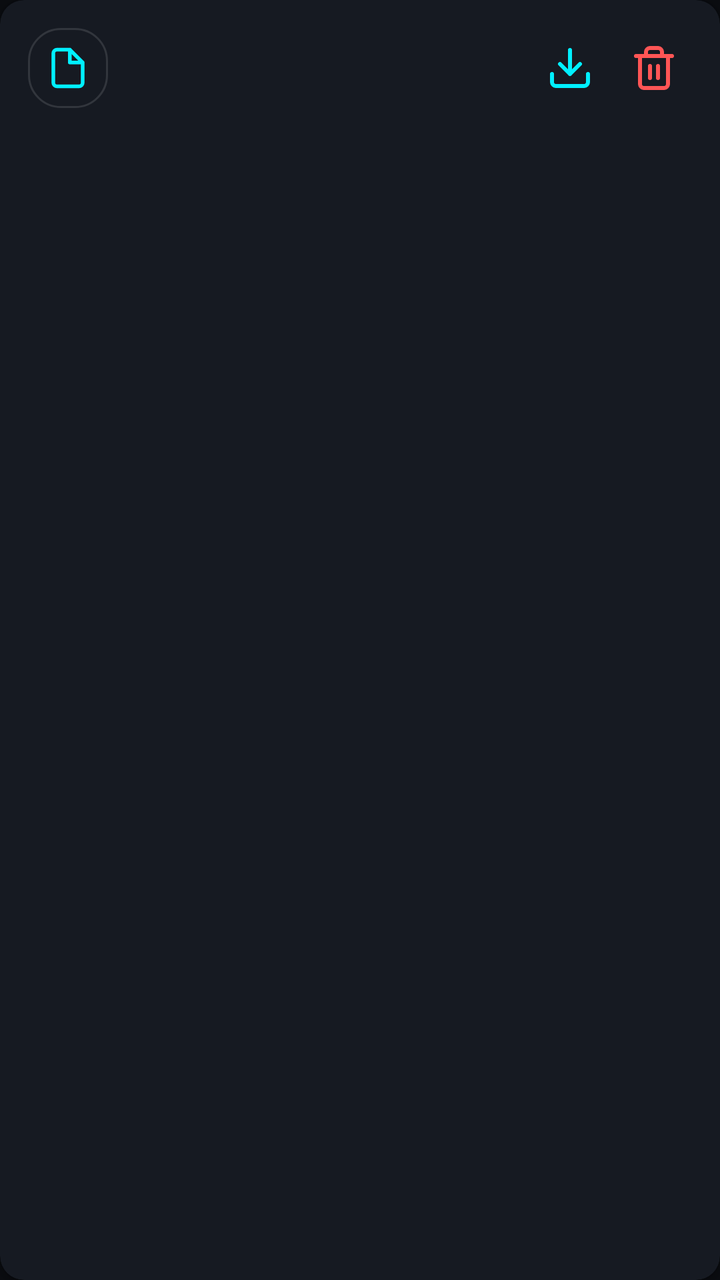
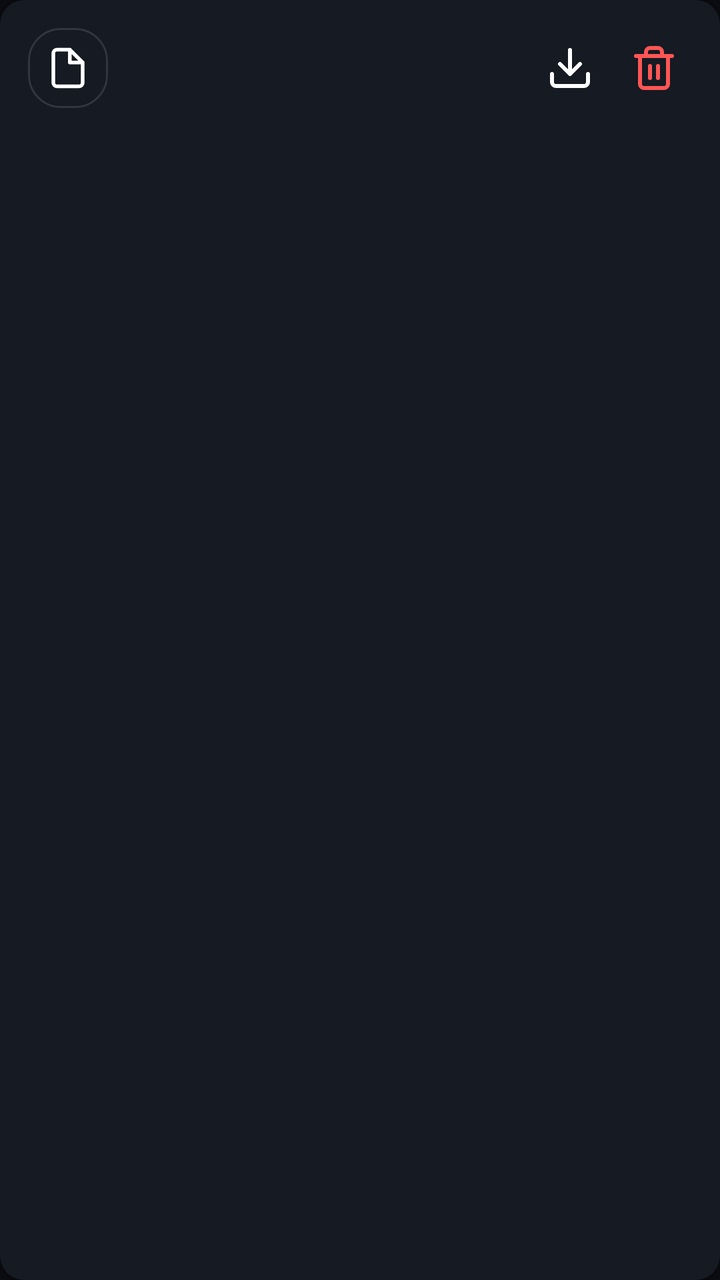

Before-and-after screenshots of an Android layout around one commit, followed by the original layout XML and the change that was made.
<!-- AndroidManifest.xml: application theme Theme.GhostFileShuttler -->
<!-- res/layout/item_vault_file.xml -->
<?xml version="1.0" encoding="utf-8"?>
<androidx.cardview.widget.CardView xmlns:android="http://schemas.android.com/apk/res/android"
    xmlns:app="http://schemas.android.com/apk/res-auto"
    android:layout_width="match_parent"
    android:layout_height="wrap_content"
    android:layout_marginBottom="12dp"
    app:cardBackgroundColor="@color/ghost_surface"
    app:cardCornerRadius="12dp"
    app:cardElevation="2dp">

    <LinearLayout
        android:layout_width="match_parent"
        android:layout_height="wrap_content"
        android:gravity="center_vertical"
        android:orientation="horizontal"
        android:padding="14dp">

        
        <FrameLayout
            android:layout_width="40dp"
            android:layout_height="40dp"
            android:background="@drawable/bg_pill_tab_bar">

            <ImageView
                android:id="@+id/imgFileIcon"
                android:layout_width="22dp"
                android:layout_height="22dp"
                android:layout_gravity="center"
                android:contentDescription="File"
                android:src="@drawable/ic_file"
                app:tint="@color/ghost_accent" />
        </FrameLayout>

        
        <LinearLayout
            android:layout_width="0dp"
            android:layout_height="wrap_content"
            android:layout_marginHorizontal="12dp"
            android:layout_weight="1"
            android:orientation="vertical">

            <TextView
                android:id="@+id/tvFileName"
                android:layout_width="match_parent"
                android:layout_height="wrap_content"
                android:ellipsize="middle"
                android:singleLine="true"
                android:textColor="@color/ghost_text_primary"
                android:textSize="14sp"
                android:textStyle="bold" />

            <TextView
                android:id="@+id/tvFileMeta"
                android:layout_width="wrap_content"
                android:layout_height="wrap_content"
                android:layout_marginTop="3dp"
                android:textColor="@color/ghost_text_secondary"
                android:textSize="11sp" />
        </LinearLayout>

        
        <ImageButton
            android:id="@+id/btnDownload"
            android:layout_width="38dp"
            android:layout_height="38dp"
            android:background="?attr/selectableItemBackgroundBorderless"
            android:contentDescription="Download"
            android:src="@drawable/ic_download"
            app:tint="@color/ghost_accent" />

        
        <ImageButton
            android:id="@+id/btnDelete"
            android:layout_width="38dp"
            android:layout_height="38dp"
            android:layout_marginStart="4dp"
            android:background="?attr/selectableItemBackgroundBorderless"
            android:contentDescription="Delete"
            android:src="@drawable/ic_trash"
            app:tint="@color/ghost_danger" />

    </LinearLayout>
</androidx.cardview.widget.CardView>
<!-- resources referenced by this layout -->
<resources>
  <color name="ghost_accent">#00F0FF</color>
  <color name="ghost_danger">#FF5555</color>
  <color name="ghost_surface">#161A22</color>
  <color name="ghost_text_primary">#FFFFFF</color>
  <color name="ghost_text_secondary">#94A3B8</color>
  <!-- drawable bg_pill_tab_bar (drawable) -->
  <?xml version="1.0" encoding="utf-8"?>
  <shape xmlns:android="http://schemas.android.com/apk/res/android"
      android:shape="rectangle">
      <solid android:color="@color/ghost_surface" />
      <corners android:radius="16dp" />
      <stroke
          android:width="1dp"
          android:color="@color/ghost_border" />
  </shape>
  <!-- drawable ic_download (drawable) -->
  <vector xmlns:android="http://schemas.android.com/apk/res/android"
      android:width="24dp"
      android:height="24dp"
      android:viewportWidth="24"
      android:viewportHeight="24">
    <path
        android:pathData="M21,15v4a2,2 0,0 1,-2 2H5a2,2 0,0 1,-2 -2v-4M7,10l5,5 5,-5M12,15V3"
        android:strokeWidth="2"
        android:strokeColor="#FFFFFFFF"
        android:strokeLineCap="round"
        android:strokeLineJoin="round"/>
  </vector>
  <!-- drawable ic_file (drawable) -->
  <vector xmlns:android="http://schemas.android.com/apk/res/android"
      android:width="24dp"
      android:height="24dp"
      android:viewportWidth="24"
      android:viewportHeight="24">
    <path
        android:pathData="M13,2H6a2,2 0,0 0,-2 2v16a2,2 0,0 0,2 2h12a2,2 0,0 0,2 -2V9zM13,2v7h7"
        android:strokeWidth="2"
        android:strokeColor="#FFFFFFFF"
        android:strokeLineCap="round"
        android:strokeLineJoin="round"/>
  </vector>
  <!-- drawable ic_trash (drawable) -->
  <vector xmlns:android="http://schemas.android.com/apk/res/android"
      android:width="24dp"
      android:height="24dp"
      android:viewportWidth="24"
      android:viewportHeight="24">
    <path
        android:pathData="M3,6h18M19,6v14a2,2 0,0 1,-2 2H7a2,2 0,0 1,-2 -2V6m3,0V4a2,2 0,0 1,2 -2h4a2,2 0,0 1,2 2v2M10,11v6M14,11v6"
        android:strokeWidth="2"
        android:strokeColor="#FFFFFFFF"
        android:strokeLineCap="round"
        android:strokeLineJoin="round"/>
  </vector>
  <style name="Theme.GhostFileShuttler" parent="Theme.Material3.Dark.NoActionBar">
          
          <item name="android:windowBackground">@color/ghost_background</item>
          <item name="colorSurface">@color/ghost_surface</item>
          <item name="android:colorBackground">@color/ghost_background</item>
  
          
          <item name="colorPrimary">@color/ghost_accent</item>
          <item name="colorOnPrimary">@color/ghost_background</item>
          <item name="colorSecondary">@color/ghost_accent</item>
          <item name="colorOnSecondary">@color/ghost_background</item>
  
          
          <item name="android:textColorPrimary">@color/ghost_text_primary</item>
          <item name="android:textColorSecondary">@color/ghost_text_secondary</item>
  
          
          <item name="android:statusBarColor">@color/ghost_background</item>
          <item name="android:navigationBarColor">@color/ghost_background</item>
          <item name="android:windowLightStatusBar">false</item>
      </style>
  <color name="ghost_border">#1FFFFFFF</color>
  <color name="ghost_background">#0A0C10</color>
</resources>

<!-- the commit's change to res/layout/item_vault_file.xml (unified diff, before → after) -->
@@ -28,7 +28,7 @@
                 android:layout_gravity="center"
                 android:contentDescription="File"
                 android:src="@drawable/ic_file"
-                app:tint="@color/ghost_accent" />
+                app:tint="@color/ghost_text_primary" />
         </FrameLayout>
 
         
@@ -66,7 +66,7 @@
             android:background="?attr/selectableItemBackgroundBorderless"
             android:contentDescription="Download"
             android:src="@drawable/ic_download"
-            app:tint="@color/ghost_accent" />
+            app:tint="@color/ghost_text_primary" />
 
         
         <ImageButton
